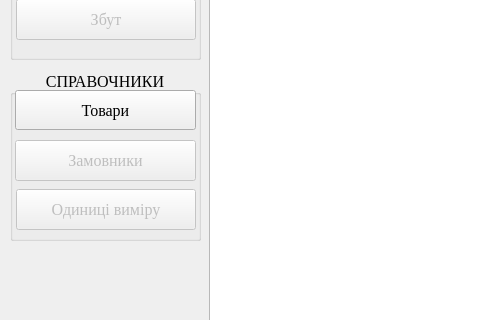
First picture: the form in mainwindow.ui, repository andrboyko/zbyt, before the edit; both pictures show x 0 to 480 and y 159 to 479 of the 925 by 670 pixel window.
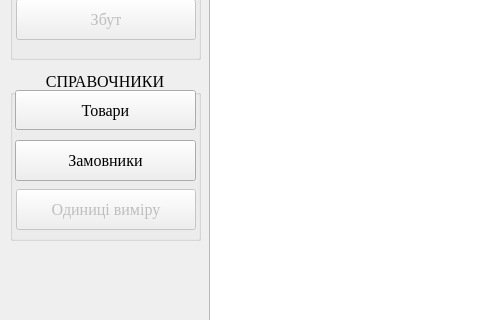
Second picture: the form after the edit. Icons and pictures are not drawn.

Diff of the .ui file:
```diff
--- a/mainwindow.ui
+++ b/mainwindow.ui
@@ -483,7 +483,7 @@
     </property>
     <widget class="QPushButton" name="pushButton_7">
      <property name="enabled">
-      <bool>false</bool>
+      <bool>true</bool>
      </property>
      <property name="geometry">
       <rect>
```
